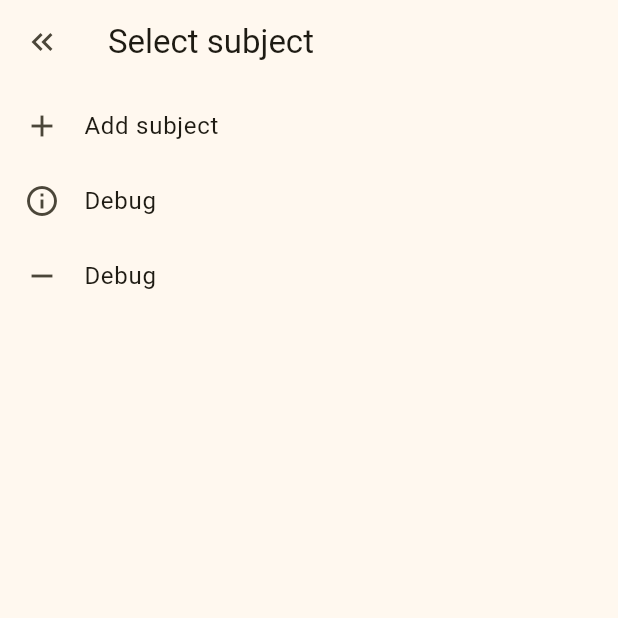
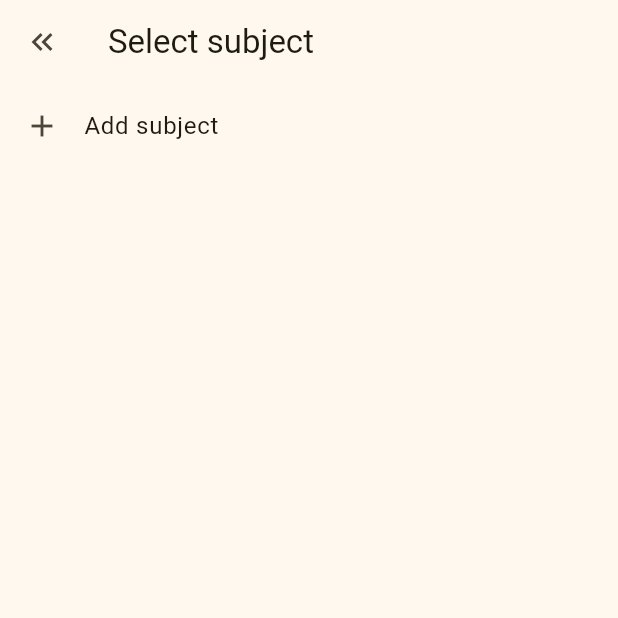
Before and after one commit to Buba98/Flashcard, a Flutter app: the screen it shows after launch, after a tap on the "keyboard double arrow right" icon, on a phone screen of 412 x 824 dp, the top half of it. Run offline on Flutter 3.47's test engine with Material 2 defaults, Android fonts, the phone set to English and light mode, and no system bars; our stand-ins replace flutter_bloc, shared_preferences.

Commit message:
Differentiate debug with production buttons

```diff
--- a/lib/bloc/subject_bloc.dart
+++ b/lib/bloc/subject_bloc.dart
@@ -161,7 +161,6 @@ class SubjectBloc extends Bloc<SubjectEvent, SubjectState> {
   }
 
   _onSelectSubject(SelectSubject event, Emitter<SubjectState> emit) {
-
     debugPrint('SelectSubject');
 
     emit(SubjectState(
--- a/lib/pages/home_page/subject_selection.dart
+++ b/lib/pages/home_page/subject_selection.dart
@@ -1,3 +1,4 @@
+import 'package:flutter/foundation.dart';
 import 'package:flutter/material.dart';
 import 'package:flutter_bloc/flutter_bloc.dart';
 
@@ -38,18 +39,22 @@ class SubjectSelection extends StatelessWidget {
           title: 'Add subject',
           expanded: expanded,
         ),
+        if (kDebugMode) ...[
+          const Divider(),
           AdaptableButton(
             onPressed: () => LocalRepositoryService.debug(),
             icon: Icons.info_outline,
-          title: 'Debug',
+            title: 'Debug info',
             expanded: expanded,
           ),
           AdaptableButton(
-          onPressed: () => context.read<SubjectBloc>().add(DeleteAllSubjects()),
+            onPressed: () =>
+                context.read<SubjectBloc>().add(DeleteAllSubjects()),
             icon: Icons.remove_outlined,
-          title: 'Debug',
+            title: 'Delete all subjects',
             expanded: expanded,
           ),
+        ]
       ],
     );
   }
```
Also changed, not shown: pubspec.lock (deleted), 1 other file. Lines whose indentation alone changed are shown as unchanged.
